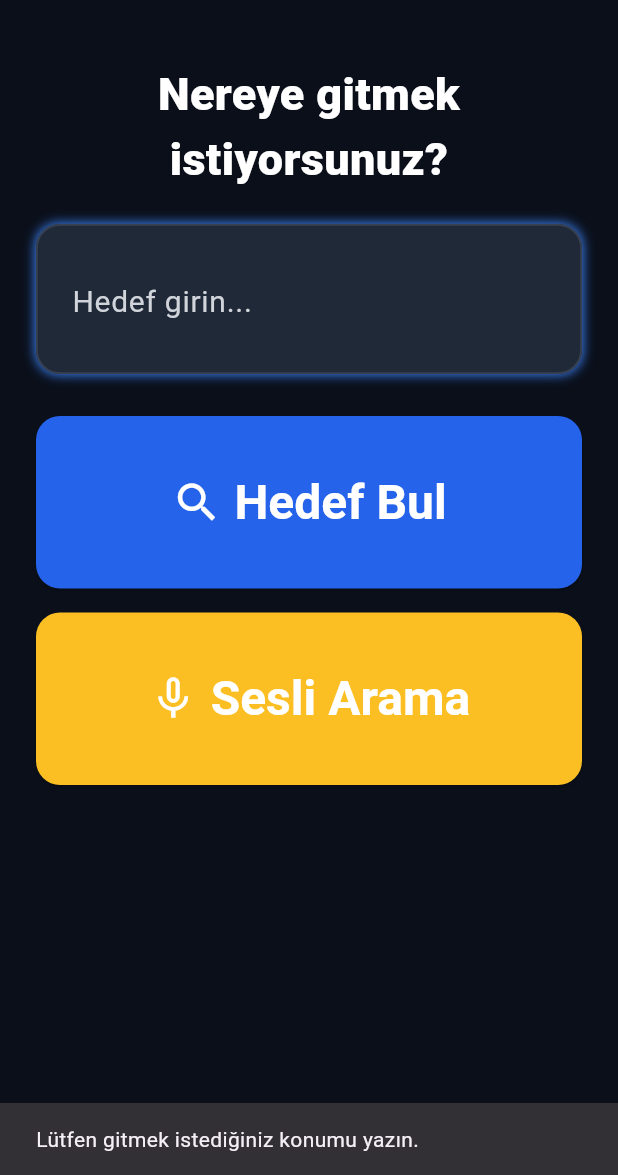
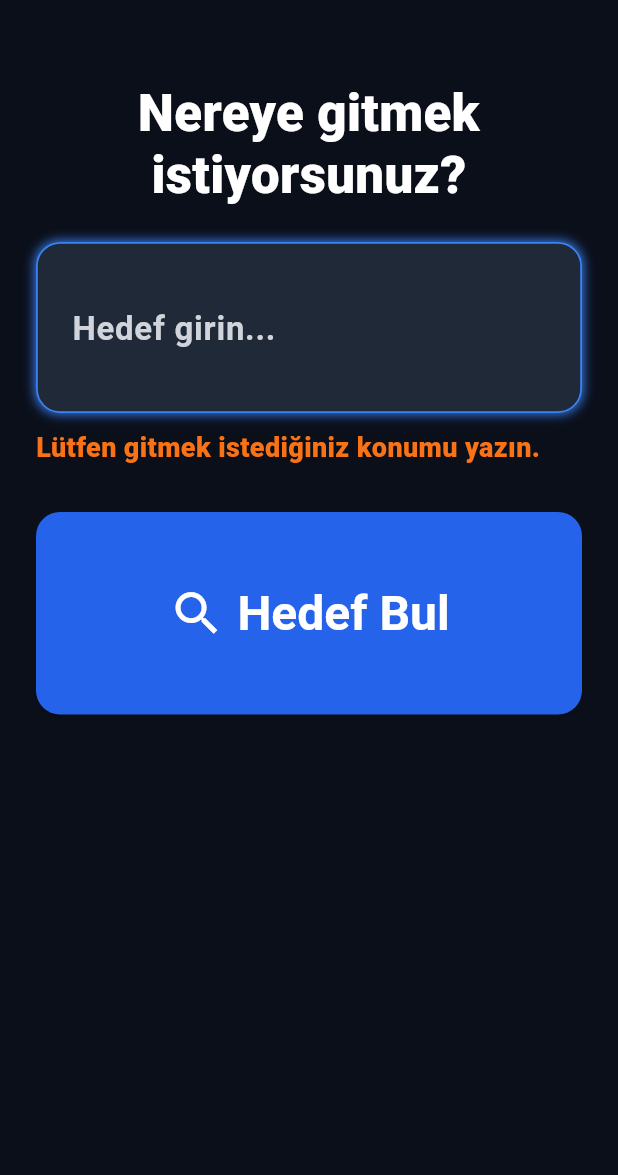
Before and after one commit to ahsentekgul/yol_arkadasim, a Flutter app: the SearchScreen screen opened directly, after a tap on "Hedef Bul", on a phone screen of 412 x 824 dp, the part 61-1236 px from its top. Run offline on Flutter 3.47's test engine with Material 3 defaults, Android fonts, the phone set to English and light mode, and no system bars; our stand-ins replace cloud_firestore, firebase_core, shared_preferences; accounts and stored records are empty.

Commit message:
Search ekranı erişilebilirlik ve WCAG polish düzenlendi

```diff
--- a/lib/business/search/search_screen.dart
+++ b/lib/business/search/search_screen.dart
@@ -18,6 +18,7 @@ class SearchScreen extends StatefulWidget {
 
 class _SearchScreenState extends State<SearchScreen> {
   late final TextEditingController _searchController;
+  String? _validationMessage;
 
   @override
   void initState() {
@@ -31,18 +32,22 @@ class _SearchScreenState extends State<SearchScreen> {
     super.dispose();
   }
 
+  void _clearValidationMessage() {
+    if (_validationMessage != null) {
+      setState(() => _validationMessage = null);
+    }
+  }
+
   void handleSearchSubmit() {
     final String trimmedQuery = _searchController.text.trim();
     if (trimmedQuery.isEmpty) {
-      final messenger = ScaffoldMessenger.of(context);
-      messenger.hideCurrentSnackBar();
-      messenger.showSnackBar(
-        const SnackBar(
-          content: Text('Lütfen gitmek istediğiniz konumu yazın.'),
-        ),
-      );
+      setState(() {
+        _validationMessage = 'Lütfen gitmek istediğiniz konumu yazın.';
+      });
       return;
     }
+
+    _clearValidationMessage();
 
     Navigator.push(
       context,
@@ -58,15 +63,21 @@ class _SearchScreenState extends State<SearchScreen> {
     return Column(
       crossAxisAlignment: CrossAxisAlignment.stretch,
       children: [
-        const SizedBox(height: 2),
-        const Center(
-          child: Text(
-            'Nereye gitmek\nistiyorsunuz?',
-            textAlign: TextAlign.center,
-            style: AppTextStyles.screenTitle,
+        const SizedBox(height: AppSpacing.spaceY4),
+        Center(
+          child: Semantics(
+            header: true,
+            child: Text(
+              'Nereye gitmek\nistiyorsunuz?',
+              textAlign: TextAlign.center,
+              style: AppTextStyles.screenTitle.copyWith(
+                fontSize: 34,
+                height: 1.2,
+              ),
+            ),
           ),
         ),
-        const SizedBox(height: 22),
+        const SizedBox(height: AppSpacing.p6),
         Padding(
           padding: const EdgeInsets.symmetric(
             horizontal: formHorizontalPadding,
@@ -83,22 +94,26 @@ class _SearchScreenState extends State<SearchScreen> {
               ],
             ),
             child: Semantics(
-              label: 'Hedef konumu giriş alanı',
-              hint: 'Gitmek istediğiniz konumu yazın',
+              label: 'Hedef konumu',
+              hint: 'Gitmek istediğiniz yerin adını yazın',
               textField: true,
               child: TextField(
                 controller: _searchController,
+                textInputAction: TextInputAction.search,
+                onSubmitted: (_) => handleSearchSubmit(),
+                onChanged: (_) => _clearValidationMessage(),
                 decoration: InputDecoration(
                   filled: true,
                   fillColor: AppColors.gray800,
                   hintText: 'Hedef girin...',
                   hintStyle: const TextStyle(
                     color: AppColors.gray300,
-                    fontSize: 20.0,
+                    fontSize: 22.0,
+                    fontWeight: FontWeight.w600,
                   ),
                   contentPadding: const EdgeInsets.symmetric(
                     horizontal: 20,
-                    vertical: 32,
+                    vertical: 38,
                   ),
                   border: OutlineInputBorder(
                     borderRadius: BorderRadius.circular(AppRadius.rounded2xl),
@@ -107,7 +122,7 @@ class _SearchScreenState extends State<SearchScreen> {
                   enabledBorder: OutlineInputBorder(
                     borderRadius: BorderRadius.circular(AppRadius.rounded2xl),
                     borderSide: const BorderSide(
-                      color: AppColors.gray700,
+                      color: AppColors.borderBlue500,
                       width: 1.2,
                     ),
                   ),
@@ -119,63 +134,65 @@ class _SearchScreenState extends State<SearchScreen> {
                     ),
                   ),
                 ),
-                style: const TextStyle(color: Colors.white, fontSize: 24),
+                style: const TextStyle(
+                  color: AppColors.white,
+                  fontSize: 25,
+                ),
               ),
             ),
           ),
         ),
-        const SizedBox(height: 28),
+        if (_validationMessage != null) ...[
+          const SizedBox(height: AppSpacing.spaceX3),
+          Semantics(
+            liveRegion: true,
+            label: _validationMessage,
+            child: ExcludeSemantics(
+              child: Text(
+                _validationMessage!,
+                style: AppTextStyles.screenSubtitle.copyWith(
+                  color: AppColors.borderOrange500,
+                  fontSize: 18,
+                ),
+                maxLines: 2,
+                overflow: TextOverflow.ellipsis,
+              ),
+            ),
+          ),
+        ],
+        const SizedBox(height: AppSpacing.p8),
         Padding(
           padding: const EdgeInsets.symmetric(
             horizontal: formHorizontalPadding,
           ),
           child: AppButton(
             onPressed: handleSearchSubmit,
-            semanticsLabel: 'Hedef bul - girilen konum için sonuçları göster',
+            semanticsLabel: 'Hedef bul, girilen konum için sonuçları göster',
             fullWidth: true,
             size: 'xl',
-            minHeight: 115,
+            minHeight: 135,
             borderRadius: AppRadius.rounded2xl,
             backgroundColor: AppColors.blue600,
-            child: const Padding(
-              padding: EdgeInsets.symmetric(vertical: 10),
+            child: Padding(
+              padding: const EdgeInsets.symmetric(vertical: 10),
               child: Row(
                 mainAxisSize: MainAxisSize.min,
                 children: [
-                  Icon(Icons.search, color: Colors.white, size: 34),
-                  SizedBox(width: 8),
-                  Text('Hedef Bul'),
+                  ExcludeSemantics(
+                    child: Icon(
+                      Icons.search,
+                      color: AppColors.white,
+                      size: 38,
+                    ),
+                  ),
+                  const SizedBox(width: 8),
+                  const Text('Hedef Bul'),
                 ],
               ),
             ),
           ),
         ),
-        const SizedBox(height: 16),
-        Padding(
-          padding: const EdgeInsets.symmetric(
-            horizontal: formHorizontalPadding,
-          ),
-          child: AppButton(
-            onPressed: () => debugPrint('Sesli arama (demo)'),
-            semanticsLabel: 'Sesli arama - hedefi sesle söyleyin',
-            fullWidth: true,
-            size: 'xl',
-            minHeight: 115,
-            borderRadius: AppRadius.rounded2xl,
-            backgroundColor: AppColors.yellow500,
-            child: const Padding(
-              padding: EdgeInsets.symmetric(vertical: 10),
-              child: Row(
-                mainAxisSize: MainAxisSize.min,
-                children: [
-                  Icon(Icons.mic_none, color: Colors.white, size: 34),
-                  SizedBox(width: 8),
-                  Text('Sesli Arama'),
-                ],
-              ),
-            ),
-          ),
-        ),
+        const SizedBox(height: AppSpacing.p8),
       ],
     );
   }
```
